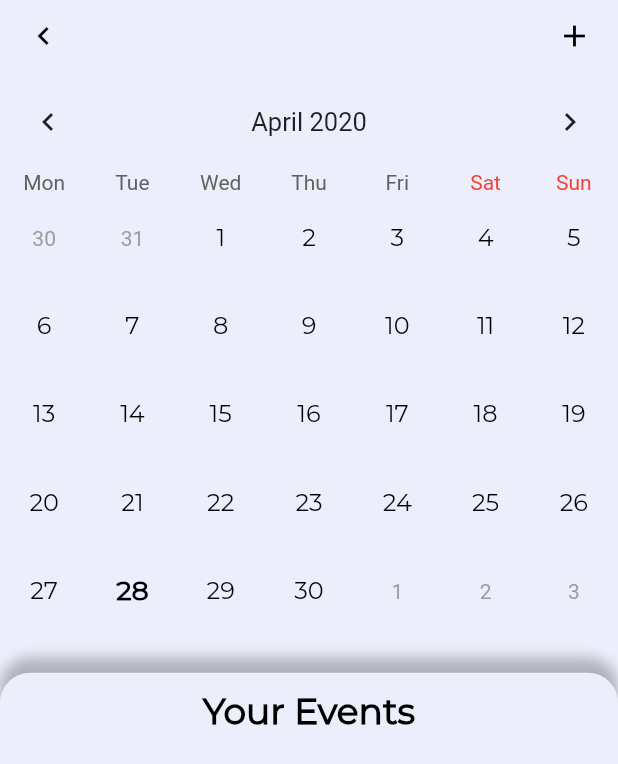
After one commit to iamshm/teal_chatapp, a Flutter app: the screen it shows after launch, after a tap on "Calendar", on a phone screen of 412 x 824 dp. The commit adds this screen. Shown: the top 764 px of the screen. Run offline on Flutter 3.47's test engine with Material 2 defaults, Android fonts, the phone set to English and light mode, and no system bars; drawn by our look-alikes of table_calendar; our stand-ins replace cloud_firestore, firebase_auth, firebase_storage, image_picker, shared_preferences; accounts and stored records are empty; network calls fail; Roboto replaces fonts that are missing (Raleway); project files that could hold a hidden picture were left out.

Commit message:
Calendar

```diff
--- /dev/null
+++ b/lib/calendar.dart
@@ -0,0 +1,285 @@
+import 'dart:convert';
+import 'package:flutter/material.dart';
+import 'package:shared_preferences/shared_preferences.dart';
+import 'package:table_calendar/table_calendar.dart';
+
+class Calendar extends StatefulWidget {
+  static const String id = "CALENDAR";
+  @override
+  _CalendarState createState() => _CalendarState();
+}
+
+class _CalendarState extends State<Calendar> {
+  CalendarController _controller;
+  Map<DateTime, List<dynamic>> _events;
+  List<dynamic> _selectedEvents;
+  TextEditingController _eventController;
+  SharedPreferences prefs;
+
+  @override
+  void initState() {
+    super.initState();
+    _controller = CalendarController();
+    _eventController = TextEditingController();
+    _events = {};
+    _selectedEvents = [];
+    initPrefs();
+  }
+
+  initPrefs() async {
+    prefs = await SharedPreferences.getInstance();
+    setState(() {
+      _events = Map<DateTime, List<dynamic>>.from(
+          decodeMap(json.decode(prefs.getString("events") ?? "{}")));
+    });
+  }
+
+  Map<String, dynamic> encodeMap(Map<DateTime, dynamic> map) {
+    Map<String, dynamic> newMap = {};
+    map.forEach((key, value) {
+      newMap[key.toString()] = map[key];
+    });
+    return newMap;
+  }
+
+  Map<DateTime, dynamic> decodeMap(Map<String, dynamic> map) {
+    Map<DateTime, dynamic> newMap = {};
+    map.forEach((key, value) {
+      newMap[DateTime.parse(key)] = map[key];
+    });
+    return newMap;
+  }
+
+  @override
+  Widget build(BuildContext context) {
+    return Scaffold(
+      backgroundColor: Color(0xffedeefc),
+      body: SingleChildScrollView(
+        child: Stack(
+          children: <Widget>[
+            Column(
+              children: <Widget>[
+                SafeArea(
+                  child: Container(
+                    height: MediaQuery.of(context).size.height * 0.06,
+                    width: MediaQuery.of(context).size.width,
+                    child: Row(
+                        mainAxisAlignment: MainAxisAlignment.spaceBetween,
+                        children: <Widget>[
+                          Column(
+                            children: <Widget>[
+                              Padding(
+                                padding: const EdgeInsets.only(left: 5.0),
+                                child: IconButton(
+                                  icon: Icon(Icons.chevron_left),
+                                  color: Colors.black,
+                                  iconSize: 24,
+                                  onPressed: () {
+                                    Navigator.of(context)
+                                        .popUntil((route) => route.isFirst);
+                                  },
+                                ),
+                              ),
+                            ],
+                          ),
+                          Column(
+                            children: <Widget>[
+                              Padding(
+                                  padding: const EdgeInsets.only(right: 5.0),
+                                  child: IconButton(
+                                    icon: Icon(Icons.add),
+                                    color: Colors.black,
+                                    iconSize: 24,
+                                    onPressed: _showAddDialog,
+                                  )),
+                            ],
+                          )
+                        ]),
+                  ),
+                ),
+                TableCalendar(
+                  events: _events,
+                  initialCalendarFormat: CalendarFormat.month,
+                  availableGestures: AvailableGestures.horizontalSwipe,
+                  calendarStyle: CalendarStyle(
+                    canEventMarkersOverflow: true,
+                  ),
+                  headerStyle: HeaderStyle(
+                      centerHeaderTitle: true, formatButtonVisible: false),
+                  startingDayOfWeek: StartingDayOfWeek.monday,
+                  onDaySelected: (date, events) {
+                    setState(() {
+                      _selectedEvents = events;
+                    });
+                  },
+                  builders: CalendarBuilders(
+                    todayDayBuilder: (context, date, events) => Container(
+                        padding: const EdgeInsets.all(4.0),
+                        alignment: Alignment.center,
+                        child: Text(
+                          date.day.toString(),
+                          style: TextStyle(
+                              color: Colors.black,
+                              fontFamily: 'Montserrat',
+                              fontSize: 20,
+                              fontWeight: FontWeight.bold),
+                        )),
+                    weekendDayBuilder: (context, date, events) => Container(
+                        padding: const EdgeInsets.all(4.0),
+                        alignment: Alignment.center,
+                        child: Text(
+                          date.day.toString(),
+                          style: TextStyle(
+                            color: Colors.black,
+                            fontFamily: 'Montserrat',
+                            fontSize: 16,
+                          ),
+                        )),
+                    dayBuilder: (context, date, events) => Container(
+                        padding: const EdgeInsets.all(8.0),
+                        alignment: Alignment.center,
+                        child: Text(
+                          date.day.toString(),
+                          style: TextStyle(
+                            color: Colors.black,
+                            fontSize: 16,
+                            fontFamily: 'Montserrat',
+                          ),
+                        )),
+                    selectedDayBuilder: (context, date, events) => Container(
+                        padding: const EdgeInsets.all(4.0),
+                        alignment: Alignment.center,
+                        child: Text(
+                          date.day.toString(),
+                          style: TextStyle(
+                              color: Colors.black,
+                              fontFamily: 'Montserrat',
+                              fontSize: 18,
+                              fontWeight: FontWeight.bold),
+                        )),
+                    outsideDayBuilder: (context, date, events) => Container(
+                        padding: const EdgeInsets.all(5.0),
+                        alignment: Alignment.center,
+                        child: Text(
+                          date.day.toString(),
+                          style: TextStyle(
+                              color: Colors.black45,
+                              fontFamily: 'Montserrat',
+                              fontWeight: FontWeight.bold),
+                        )),
+                    outsideWeekendDayBuilder: (context, date, events) =>
+                        Container(
+                            padding: const EdgeInsets.all(4.0),
+                            alignment: Alignment.center,
+                            child: Text(
+                              date.day.toString(),
+                              style: TextStyle(
+                                  color: Colors.black45,
+                                  fontFamily: 'Montserrat',
+                                  fontWeight: FontWeight.bold),
+                            )),
+                    dowWeekdayBuilder: (context, weekday) => Container(
+                        padding: const EdgeInsets.all(4.0),
+                        alignment: Alignment.center,
+                        child: Text(
+                          weekday.toString(),
+                          style: TextStyle(
+                              color: Colors.black,
+                              fontFamily: 'Montserrat',
+                              fontWeight: FontWeight.bold),
+                        )),
+                  ),
+                  calendarController: _controller,
+                ),
+                SizedBox(
+                  height: MediaQuery.of(context).size.height * 0.03,
+                ),
+                Container(
+                  padding: EdgeInsets.only(top: 10),
+                  alignment: Alignment.center,
+                  width: MediaQuery.of(context).size.height,
+                  height: MediaQuery.of(context).size.height * 0.051,
+                  decoration: BoxDecoration(
+                    color: Color(0xffedeefc),
+                    borderRadius: BorderRadius.only(
+                      topLeft: Radius.circular(20),
+                      topRight: Radius.circular(20),
+                    ),
+                    boxShadow: <BoxShadow>[
+                      BoxShadow(
+                        color: Colors.black26,
+                        offset: Offset(0.0, -10.0),
+                        blurRadius: 7.0,
+                      ),
+                    ],
+                  ),
+                  child: Text(
+                    "Your Events",
+                    style: TextStyle(
+                        color: Colors.black,
+                        fontFamily: 'Montserrat',
+                        fontSize: 24,
+                        fontWeight: FontWeight.bold),
+                  ),
+                ),
+                ..._selectedEvents.map(
+                  (event) => ListTile(
+                    contentPadding: EdgeInsets.fromLTRB(20, 5, 20, 5),
+                    title: Text(
+                      event,
+                    ),
+                    trailing: IconButton(
+                        icon: Icon(Icons.delete),
+                        color: Colors.black45,
+                        iconSize: 24,
+                        onPressed: () {}),
+                    hoverColor: Colors.blue,
+                  ),
+                ),
+              ],
+            ),
+          ],
+        ),
+      ),
+    );
+  }
+
+  _showAddDialog() async {
+    await showDialog(
+        context: context,
+        builder: (context) => AlertDialog(
+              title: Text("Add Event"),
+              content: Container(
+                height: MediaQuery.of(context).size.height * 0.3,
+                child: Column(children: <Widget>[
+                  TextField(
+                    decoration: InputDecoration(hintText: "Enter Event"),
+                    controller: _eventController,
+                  ),
+                ]),
+              ),
+              actions: <Widget>[
+                FlatButton(
+                  child: Text("Save"),
+                  onPressed: () {
+                    if (_eventController.text.isEmpty) return;
+                    if (_events[_controller.selectedDay] != null) {
+                      _events[_controller.selectedDay]
+                          .add(_eventController.text);
+                    } else {
+                      _events[_controller.selectedDay] = [
+                        _eventController.text
+                      ];
+                    }
+                    prefs.setString("events", json.encode(encodeMap(_events)));
+                    _eventController.clear();
+                    Navigator.pop(context);
+                  },
+                ),
+              ],
+            ));
+    setState(() {
+      _selectedEvents = _events[_controller.selectedDay];
+    });
+  }
+}
--- a/lib/homePage.dart
+++ b/lib/homePage.dart
@@ -1,3 +1,4 @@
+import 'package:chat_app/calendar.dart';
 import 'package:chat_app/chatPage.dart';
 import 'package:firebase_auth/firebase_auth.dart';
 import 'package:flutter/material.dart';
@@ -43,6 +44,12 @@ class MyHomePage extends StatelessWidget {
             text: "Register",
             callback: () {
               Navigator.of(context).pushNamed(Registration.id);
+            },
+          ),
+          CustomButton(
+            text: "Calendar",
+            callback: () {
+              Navigator.of(context).pushNamed(Calendar.id);
             },
           )
         ],
--- a/lib/main.dart
+++ b/lib/main.dart
@@ -1,3 +1,4 @@
+import 'package:chat_app/calendar.dart';
 import 'package:chat_app/chatPage.dart';
 import 'package:chat_app/homePage.dart';
 import 'package:flutter/material.dart';
@@ -17,6 +18,7 @@ class MyApp extends StatelessWidget {
         Registration.id: (context) => Registration(),
         Login.id: (context) => Login(),
         Chat.id: (context) => Chat(),
+        Calendar.id: (context) => Calendar(),
       },
     );
   }
--- a/pubspec.yaml
+++ b/pubspec.yaml
@@ -30,6 +30,10 @@ dependencies:
   cloud_firestore:
   image_picker: ^0.6.4
   flutter_image_compress: 0.6.5+1
+  table_calendar: ^2.2.3
+  shared_preferences:
+
+
 dev_dependencies:
   flutter_test:
     sdk: flutter
```
Also changed, not shown: pubspec.lock.
